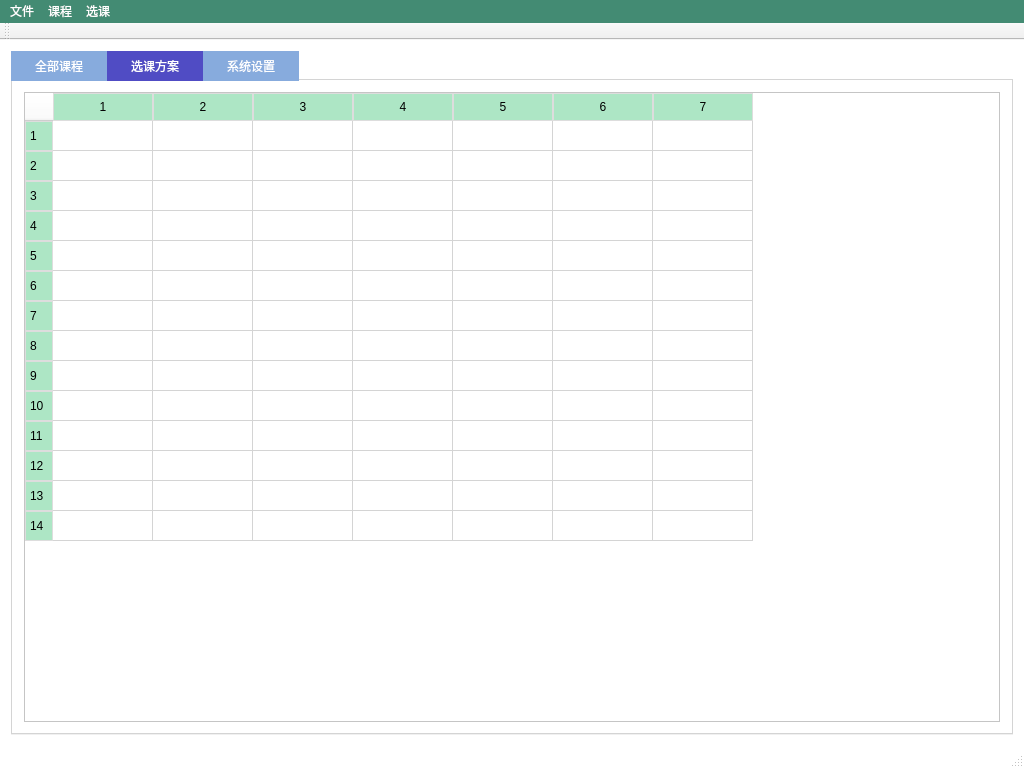
Before: the Qt Designer form course_selection/mainwindow.ui in Hannahvictoriza092/Course_selection, drawn with Qt 5.
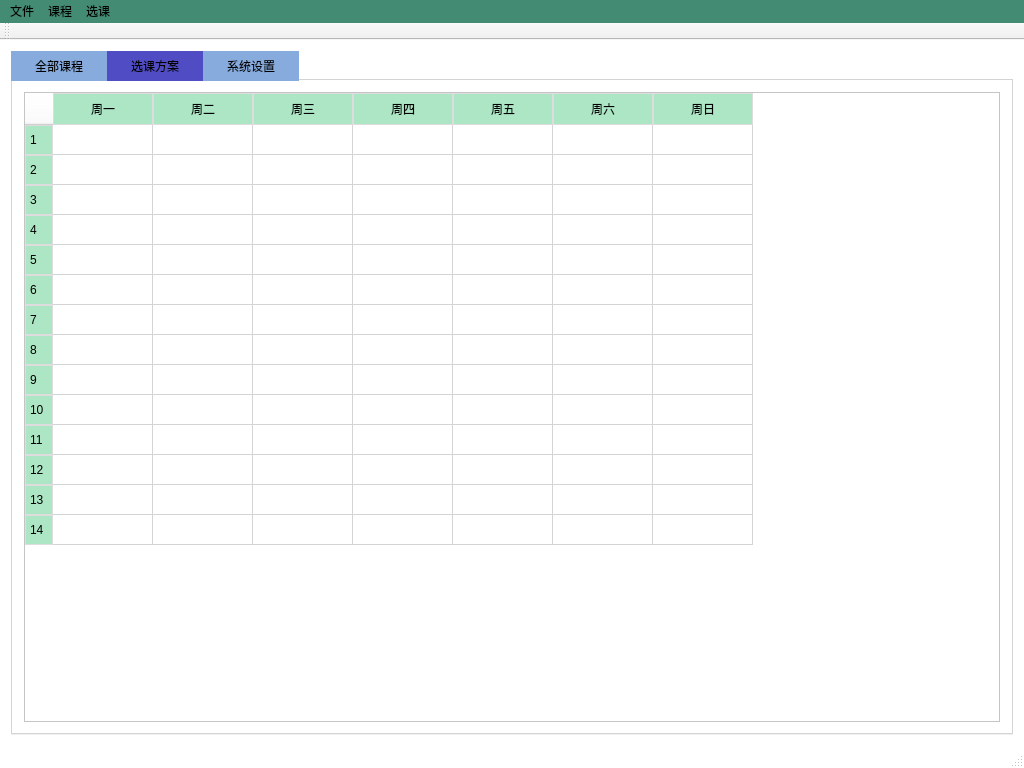
After: the same form once the commit is applied. The open tabs and pages were chosen to show the change.

What changed in the file:
```diff
--- a/course_selection/mainwindow.ui
+++ b/course_selection/mainwindow.ui
@@ -24,7 +24,7 @@
     <item>
      <widget class="QTabWidget" name="tabWidget">
       <property name="styleSheet">
-       <string notr="true">QTabBar::tab { background-color: #87abdd; color: white; padding: 8px; min-width: 80px; } QTabBar::tab:selected { background-color: #504cc4; }</string>
+       <string notr="true">QTabBar::tab { background-color: #87abdd; color: black; padding: 8px; min-width: 80px; } QTabBar::tab:selected { background-color: #504cc4; color: black; }</string>
       </property>
       <property name="currentIndex">
        <number>0</number>
@@ -141,8 +141,120 @@
            <number>7</number>
           </property>
           <property name="styleSheet">
-           <string notr="true">QHeaderView::section { background-color: #ade6c5; padding: 4px; border: 1px solid #dddddd; } QTableWidget { background-color: white; alternate-background-color: #f5f5f5; }</string>
+           <string notr="true">QHeaderView::section { background-color: #ade6c5; padding: 4px; border: 1px solid #dddddd; color: black; } 
+QTableWidget { background-color: white; alternate-background-color: #f5f5f5; color: black; }</string>
           </property>
+          <property name="horizontalScrollBarPolicy">
+           <enum>Qt::ScrollBarAsNeeded</enum>
+          </property>
+          <property name="verticalScrollBarPolicy">
+           <enum>Qt::ScrollBarAsNeeded</enum>
+          </property>
+          <row>
+           <property name="text">
+            <string>1</string>
+           </property>
+          </row>
+          <row>
+           <property name="text">
+            <string>2</string>
+           </property>
+          </row>
+          <row>
+           <property name="text">
+            <string>3</string>
+           </property>
+          </row>
+          <row>
+           <property name="text">
+            <string>4</string>
+           </property>
+          </row>
+          <row>
+           <property name="text">
+            <string>5</string>
+           </property>
+          </row>
+          <row>
+           <property name="text">
+            <string>6</string>
+           </property>
+          </row>
+          <row>
+           <property name="text">
+            <string>7</string>
+           </property>
+          </row>
+          <row>
+           <property name="text">
+            <string>8</string>
+           </property>
+          </row>
+          <row>
+           <property name="text">
+            <string>9</string>
+           </property>
+          </row>
+          <row>
+           <property name="text">
+            <string>10</string>
+           </property>
+          </row>
+          <row>
+           <property name="text">
+            <string>11</string>
+           </property>
+          </row>
+          <row>
+           <property name="text">
+            <string>12</string>
+           </property>
+          </row>
+          <row>
+           <property name="text">
+            <string>13</string>
+           </property>
+          </row>
+          <row>
+           <property name="text">
+            <string>14</string>
+           </property>
+          </row>
+          <column>
+           <property name="text">
+            <string>周一</string>
+           </property>
+          </column>
+          <column>
+           <property name="text">
+            <string>周二</string>
+           </property>
+          </column>
+          <column>
+           <property name="text">
+            <string>周三</string>
+           </property>
+          </column>
+          <column>
+           <property name="text">
+            <string>周四</string>
+           </property>
+          </column>
+          <column>
+           <property name="text">
+            <string>周五</string>
+           </property>
+          </column>
+          <column>
+           <property name="text">
+            <string>周六</string>
+           </property>
+          </column>
+          <column>
+           <property name="text">
+            <string>周日</string>
+           </property>
+          </column>
          </widget>
         </item>
        </layout>
@@ -200,7 +312,7 @@
     </rect>
    </property>
    <property name="styleSheet">
-    <string notr="true">background-color: #438b73; color: white;</string>
+    <string notr="true">background-color: #438b73; color: black;</string>
    </property>
    <widget class="QMenu" name="menuFile">
     <property name="title">
```
Left out of the diff: 97 changed lines with no effect on the pictures.
